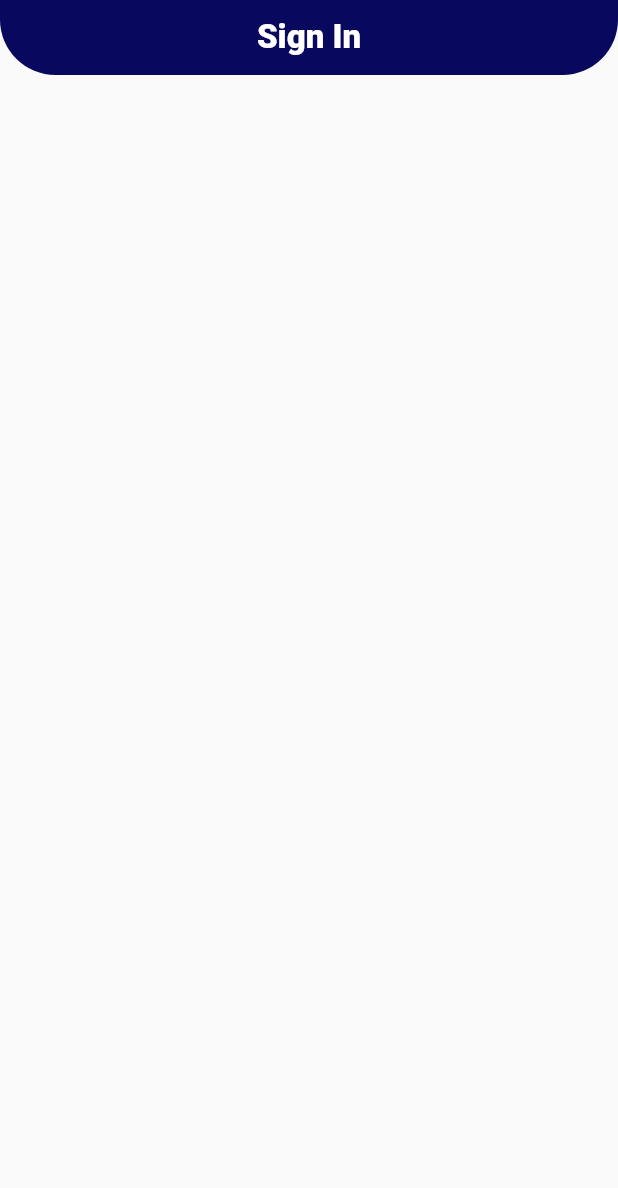
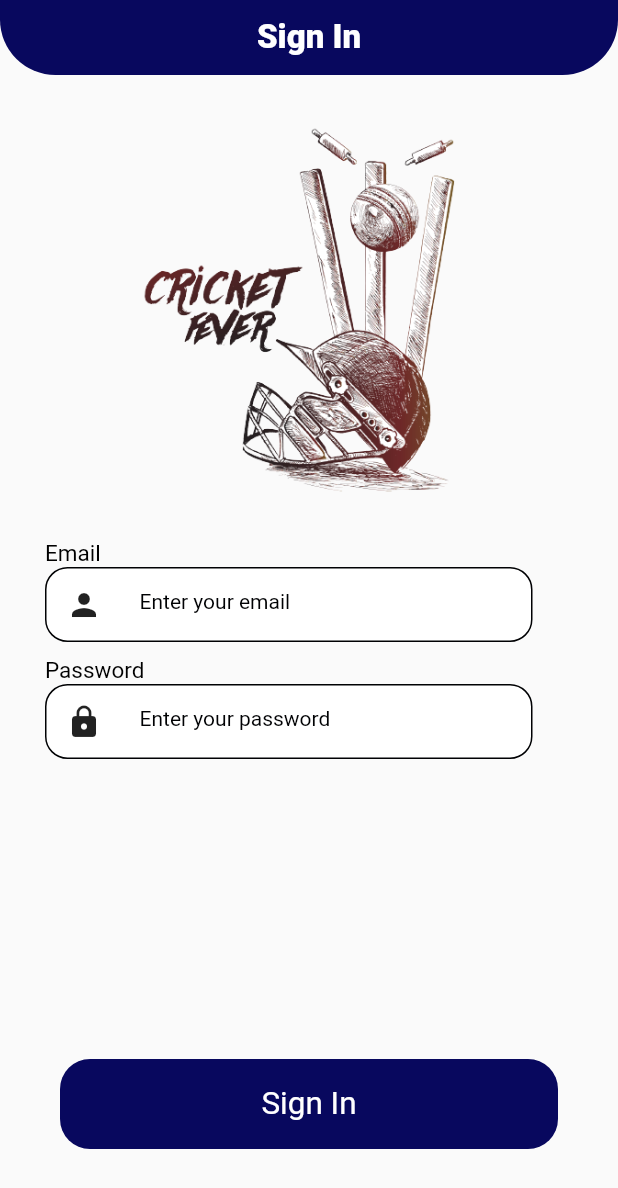
Before and after one commit to adithyanashok/coach-seek, a Flutter app: the screen it shows after launch, on a phone screen of 412 x 824 dp. Shown: the top 1188 px of the screen. Run offline on Flutter 3.47's test engine with Material 2 defaults, Android fonts, the phone set to English and light mode, and no system bars; our stand-ins replace hexcolor; Roboto replaces fonts that are missing (Avenir).

Commit message:
signup page done. refracted methods

```diff
--- a/lib/presentation/core/colors.dart
+++ b/lib/presentation/core/colors.dart
@@ -1,7 +1,10 @@
 import 'dart:ui';
 
+import 'package:flutter/material.dart';
 import 'package:hexcolor/hexcolor.dart';
 
-class AppColors{
+class AppColors {
   static Color BlueColor = HexColor("#08085E");
+  static Color BlackColor = HexColor("##000103");
+  static Color WhiteColor = Colors.white;
 }
--- a/lib/presentation/sign_in/sign_in.dart
+++ b/lib/presentation/sign_in/sign_in.dart
@@ -1,18 +1,56 @@
 import 'package:coach_seek/presentation/core/colors.dart';
+import 'package:coach_seek/presentation/widgets/signup_button.dart';
 import 'package:flutter/material.dart';
 
 import '../widgets/app_bar_widgets.dart';
+import '../widgets/text_form_field.dart';
 
 class SignInScreen extends StatelessWidget {
   const SignInScreen({super.key});
 
   @override
   Widget build(BuildContext context) {
-    return const SafeArea(
+    return SafeArea(
       child: Scaffold(
-        appBar: PreferredSize(
+        //<-----------AppBar----------------->//
+        appBar: const PreferredSize(
           preferredSize: Size.fromHeight(50),
           child: AppBarWidget(title: "Sign In"),
+        ),
+        //<----------------------body--------------------->//
+        body: SingleChildScrollView(
+          child: Column(
+            crossAxisAlignment: CrossAxisAlignment.center,
+            children: [
+              //<-----------------------Image--------------------->//
+              Image.asset(
+                "assets/images/signin_image.png",
+                fit: BoxFit.cover,
+                width: 300,
+                height: 300,
+              ),
+              Column(
+                crossAxisAlignment: CrossAxisAlignment.start,
+                children: [
+                  //<----------------Email text form field------------------>
+                  buildTextFieldLabel(title: "Email"),
+                  buildTextFormField(
+                    hintText: "Enter your email",
+                    type: "email",
+                    iconName: const Icon(Icons.person),
+                  ),
+                  //<----------------------password text form field------------>
+                  buildTextFieldLabel(title: "Password"),
+                  buildTextFormField(
+                    hintText: "Enter your password",
+                    type: "password",
+                    iconName: const Icon(Icons.lock),
+                  ),
+                  buildSignupButton(buttonName: "Sign In")
+                ],
+              )
+            ],
+          ),
         ),
       ),
     );
--- /dev/null
+++ b/lib/presentation/widgets/signup_button.dart
@@ -0,0 +1,26 @@
+import 'package:flutter/material.dart';
+
+import '../core/colors.dart';
+
+// <-------------Signin button------------------->
+Widget buildSignupButton({required String buttonName}) {
+  return Container(
+    width: 350,
+    height: 60,
+    margin: const EdgeInsets.only(left: 40, right: 40, top: 200),
+    decoration: BoxDecoration(
+      color: AppColors.BlueColor,
+      borderRadius: BorderRadius.circular(20),
+    ),
+    child: Center(
+      child: Text(
+        buttonName,
+        style: TextStyle(
+          fontSize: 21,
+          color: AppColors.WhiteColor,
+          fontWeight: FontWeight.w400,
+        ),
+      ),
+    ),
+  );
+}
--- /dev/null
+++ b/lib/presentation/widgets/text_form_field.dart
@@ -0,0 +1,83 @@
+// Text form field label //
+import 'dart:ui';
+import 'package:flutter/material.dart';
+
+import '../core/colors.dart';
+
+Widget buildTextFieldLabel({required String title}) {
+  return Container(
+    margin: const EdgeInsets.only(left: 30, top: 10),
+    child: Text(
+      title,
+      style: const TextStyle(
+        color: Colors.black,
+        fontWeight: FontWeight.normal,
+        fontSize: 15,
+      ),
+    ),
+  );
+}
+
+// Text Form Field method ///
+
+Container buildTextFormField(
+    {required String hintText, required String type, required Icon iconName}) {
+  return Container(
+    width: 325,
+    height: 50,
+    margin: const EdgeInsets.only(
+      left: 30,
+      right: 30,
+    ),
+    decoration: BoxDecoration(
+      color: AppColors.WhiteColor,
+      borderRadius: const BorderRadius.all(
+        Radius.circular(15),
+      ),
+      border: Border.all(color: AppColors.BlackColor),
+    ),
+    child: Row(
+      children: [
+        Container(
+          width: 50,
+          height: 50,
+          child: iconName,
+        ),
+        Container(
+          width: 270,
+          height: 50,
+          child: TextField(
+            cursorColor: AppColors.BlackColor,
+            keyboardType: TextInputType.multiline,
+            obscureText: type == "password" ? true : false,
+            obscuringCharacter: "*",
+            decoration: InputDecoration(
+              hintText: hintText,
+              border: const OutlineInputBorder(
+                borderSide: BorderSide(color: Colors.transparent),
+              ),
+              enabledBorder: const OutlineInputBorder(
+                borderSide: BorderSide(color: Colors.transparent),
+              ),
+              disabledBorder: const OutlineInputBorder(
+                borderSide: BorderSide(color: Colors.transparent),
+              ),
+              focusedBorder: const OutlineInputBorder(
+                borderSide: BorderSide(color: Colors.transparent),
+              ),
+              hintStyle: TextStyle(
+                color: AppColors.BlackColor,
+              ),
+            ),
+            style: TextStyle(
+              color: AppColors.BlackColor,
+              fontFamily: "Avenir",
+              fontSize: 14,
+              fontWeight: FontWeight.normal,
+            ),
+          ),
+        )
+      ],
+    ),
+  );
+}
--- a/pubspec.yaml
+++ b/pubspec.yaml
@@ -60,8 +60,8 @@ flutter:
   uses-material-design: true
 
   # To add assets to your application, add an assets section, like this:
-  # assets:
-  #   - images/a_dot_burr.jpeg
+  assets:
+    - assets/images/
   #   - images/a_dot_ham.jpeg
 
   # An image asset can refer to one or more resolution-specific "variants", see
```
Also changed, not shown: assets/images/signin_image.png (added).
